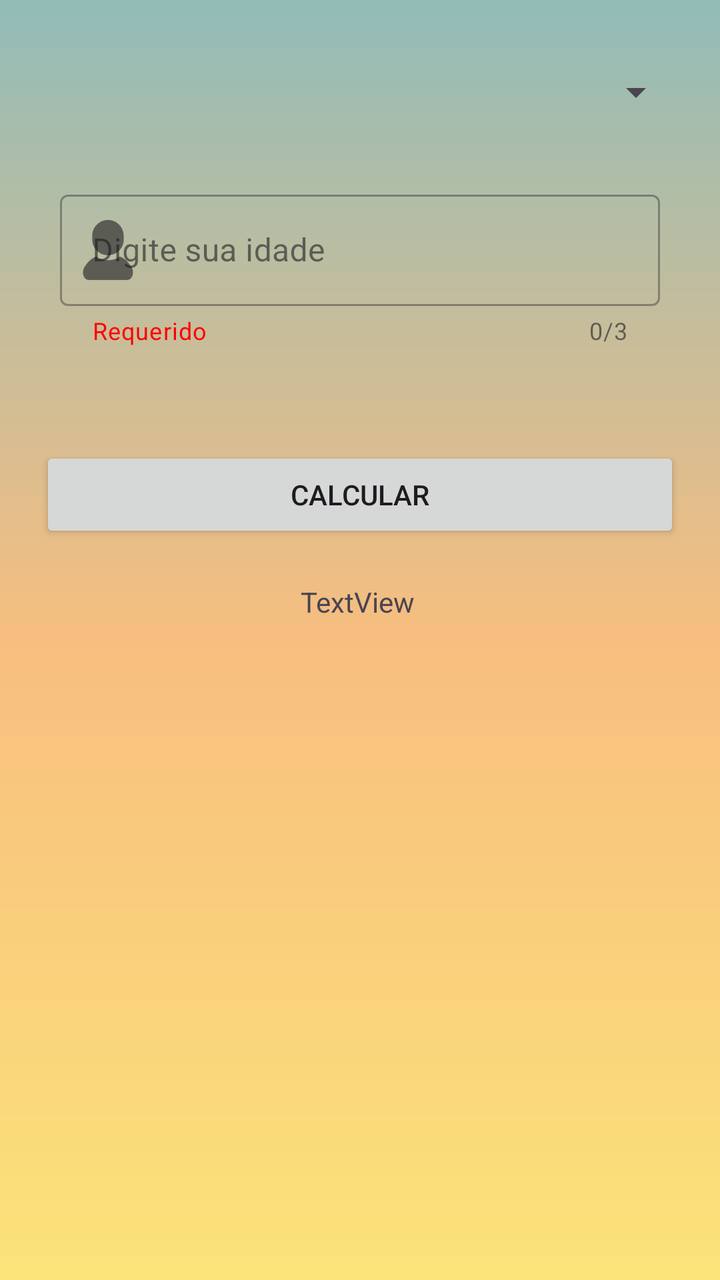
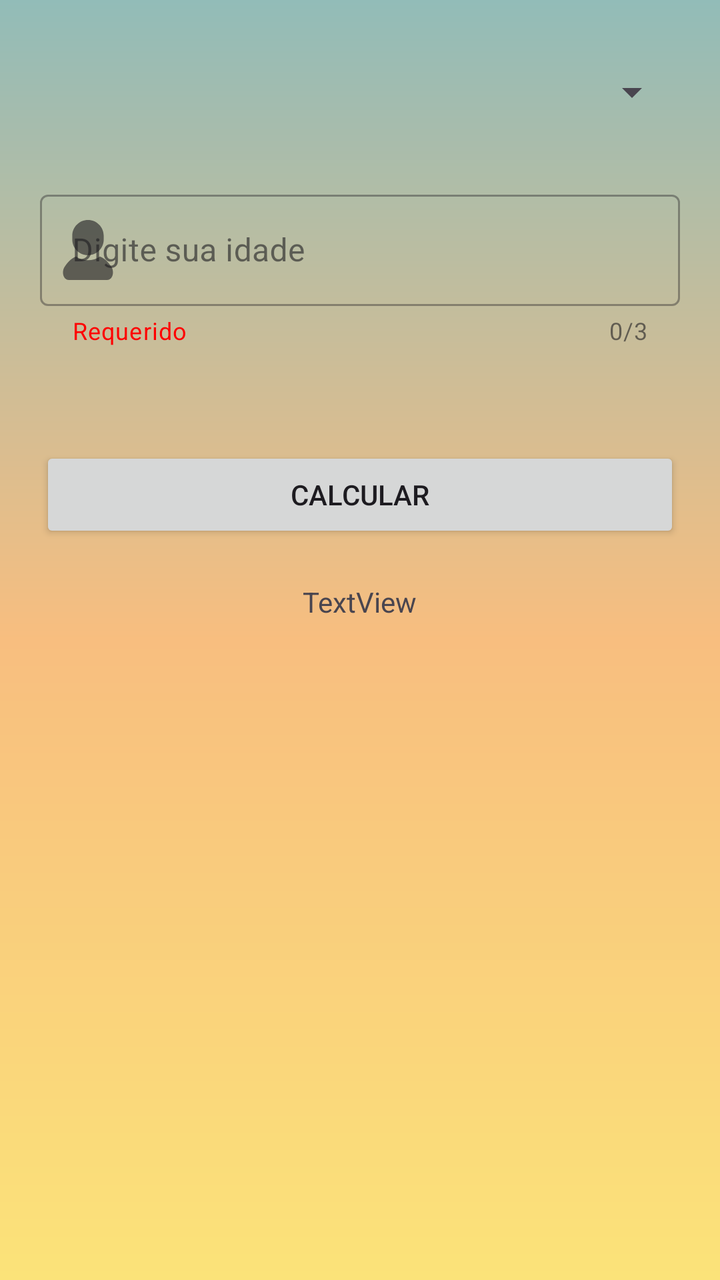

Two renders of the same Android screen: before a commit and after it. Below are the layout's source before the change and the commit's diff.
<!-- AndroidManifest.xml: application theme Theme.AppAposentadoria -->
<!-- res/layout/activity_main.xml -->
<?xml version="1.0" encoding="utf-8"?>
<androidx.constraintlayout.widget.ConstraintLayout
    xmlns:android="http://schemas.android.com/apk/res/android"
    xmlns:tools="http://schemas.android.com/tools"
    xmlns:app="http://schemas.android.com/apk/res-auto"
    android:id="@+id/main"
    android:layout_width="match_parent"
    android:layout_height="match_parent"
    android:background="@drawable/bgbackground"
    tools:context=".MainActivity">

    <Spinner
        android:id="@+id/escolha"
        android:layout_width="0dp"
        android:layout_height="wrap_content"
        android:layout_marginTop="30dp"
        android:padding="16dp"
        app:layout_constraintEnd_toStartOf="@+id/guiaDireira"
        app:layout_constraintStart_toStartOf="@+id/guiaEsquerda"
        app:layout_constraintTop_toTopOf="parent" />

    <com.google.android.material.textfield.TextInputLayout
        android:id="@+id/inputIdade"
        style="@style/Widget.MaterialComponents.TextInputLayout.OutlinedBox"
        android:layout_width="match_parent"
        android:layout_height="wrap_content"
        android:layout_margin="30dp"
        android:hint="@string/digite_sua_idade"
        app:counterEnabled="true"
        app:counterMaxLength="3"
        app:endIconMode="clear_text"
        app:helperText="@string/requerido"
        app:helperTextTextColor="@color/red"
        app:layout_constraintEnd_toStartOf="@+id/guiaDireira"
        app:layout_constraintStart_toStartOf="@+id/guiaEsquerda"
        app:layout_constraintTop_toBottomOf="@+id/escolha"
        app:startIconDrawable="@drawable/icpessoa">

        <com.google.android.material.textfield.TextInputEditText
            android:id="@+id/editIdade"
            android:layout_width="match_parent"
            android:layout_height="wrap_content"
            android:inputType="number"
            android:maxLength="3" />

    </com.google.android.material.textfield.TextInputLayout>

    <Button
        android:id="@+id/calcular"
        android:layout_width="match_parent"
        android:layout_height="wrap_content"
        android:layout_marginTop="50dp"
        android:layout_marginHorizontal="20dp"
        android:text="@string/calcular"
        app:layout_constraintEnd_toStartOf="@+id/guiaDireira"
        app:layout_constraintStart_toStartOf="@+id/guiaEsquerda"
        app:layout_constraintTop_toBottomOf="@+id/inputIdade" />

    <androidx.constraintlayout.widget.Guideline
        android:id="@+id/guiaEsquerda"
        android:layout_width="wrap_content"
        android:layout_height="wrap_content"
        android:orientation="vertical"
        app:layout_constraintGuide_percent="0.05" />

    <androidx.constraintlayout.widget.Guideline
        android:id="@+id/guiaDireira"
        android:layout_width="wrap_content"
        android:layout_height="wrap_content"
        android:orientation="vertical"
        app:layout_constraintGuide_percent="0.95" />

    <TextView
        android:id="@+id/textView"
        android:layout_width="wrap_content"
        android:layout_height="wrap_content"
        android:layout_marginTop="20dp"
        android:text="TextView"
        app:layout_constraintEnd_toStartOf="@+id/guiaDireira"
        app:layout_constraintHorizontal_bias="0.496"
        app:layout_constraintStart_toStartOf="@+id/guiaEsquerda"
        app:layout_constraintTop_toBottomOf="@+id/calcular" />
</androidx.constraintlayout.widget.ConstraintLayout>
<!-- resources referenced by this layout -->
<resources>
  <color name="red">#FF0000</color>
  <!-- drawable bgbackground (drawable) -->
  <?xml version="1.0" encoding="utf-8"?>
  <shape xmlns:android="http://schemas.android.com/apk/res/android"
      android:shape="rectangle">
  
      <gradient
          android:type="linear"
          android:startColor="@color/degrade1"
          android:centerColor="@color/degrade2"
          android:endColor="@color/degrade3"
          android:angle="50" />
  
  </shape>
  <!-- drawable icpessoa (drawable) -->
  <vector xmlns:android="http://schemas.android.com/apk/res/android" android:height="30dp" android:viewportHeight="512" android:viewportWidth="512" android:width="30dp">
        
      <path android:fillColor="#000000" android:pathData="M458.16,404.22c-18.93,-33.65 -49.93,-71.76 -100.41,-93.43c-28.87,20.2 -63.94,32.09 -101.75,32.09c-37.83,0 -72.9,-11.89 -101.77,-32.09c-50.47,21.67 -81.48,59.78 -100.4,93.43C28.73,448.85 48.42,512 91.84,512c43.43,0 164.16,0 164.16,0s120.73,0 164.15,0C463.58,512 483.27,448.85 458.16,404.22z"/>
        
      <path android:fillColor="#000000" android:pathData="M256.01,300.64c74.14,0 134.23,-60.11 134.23,-134.24v-32.16C390.24,60.11 330.15,0 256.01,0c-74.15,0 -134.25,60.11 -134.25,134.24V166.4C121.75,240.53 181.85,300.64 256.01,300.64z"/>
      
  </vector>
  <string name="calcular">Calcular</string>
  <string name="digite_sua_idade">Digite sua idade</string>
  <string name="requerido">Requerido</string>
  <style name="Theme.AppAposentadoria" parent="Base.Theme.AppAposentadoria" />
  <color name="degrade1">#92BCB8</color>
  <color name="degrade2">#F8BE7F</color>
  <color name="degrade3">#FBE379</color>
  <style name="Base.Theme.AppAposentadoria" parent="Theme.Material3.DayNight.NoActionBar">
          
          
      </style>
</resources>

<!-- the commit's change to res/layout/activity_main.xml (unified diff, before → after) -->
@@ -1,39 +1,36 @@
 <?xml version="1.0" encoding="utf-8"?>
-<androidx.constraintlayout.widget.ConstraintLayout
+<LinearLayout
     xmlns:android="http://schemas.android.com/apk/res/android"
     xmlns:tools="http://schemas.android.com/tools"
     xmlns:app="http://schemas.android.com/apk/res-auto"
     android:id="@+id/main"
     android:layout_width="match_parent"
     android:layout_height="match_parent"
+    android:orientation="vertical"
+    android:paddingStart="20dp"
+    android:paddingEnd="20dp"
     android:background="@drawable/bgbackground"
     tools:context=".MainActivity">
 
     <Spinner
         android:id="@+id/escolha"
-        android:layout_width="0dp"
+        android:layout_width="match_parent"
         android:layout_height="wrap_content"
         android:layout_marginTop="30dp"
-        android:padding="16dp"
-        app:layout_constraintEnd_toStartOf="@+id/guiaDireira"
-        app:layout_constraintStart_toStartOf="@+id/guiaEsquerda"
-        app:layout_constraintTop_toTopOf="parent" />
+        android:padding="16dp" />
 
     <com.google.android.material.textfield.TextInputLayout
         android:id="@+id/inputIdade"
         style="@style/Widget.MaterialComponents.TextInputLayout.OutlinedBox"
         android:layout_width="match_parent"
         android:layout_height="wrap_content"
-        android:layout_margin="30dp"
+        android:layout_marginTop="30dp"
         android:hint="@string/digite_sua_idade"
         app:counterEnabled="true"
         app:counterMaxLength="3"
         app:endIconMode="clear_text"
         app:helperText="@string/requerido"
         app:helperTextTextColor="@color/red"
-        app:layout_constraintEnd_toStartOf="@+id/guiaDireira"
-        app:layout_constraintStart_toStartOf="@+id/guiaEsquerda"
-        app:layout_constraintTop_toBottomOf="@+id/escolha"
         app:startIconDrawable="@drawable/icpessoa">
 
         <com.google.android.material.textfield.TextInputEditText
@@ -50,34 +47,14 @@
         android:layout_width="match_parent"
         android:layout_height="wrap_content"
         android:layout_marginTop="50dp"
-        android:layout_marginHorizontal="20dp"
-        android:text="@string/calcular"
-        app:layout_constraintEnd_toStartOf="@+id/guiaDireira"
-        app:layout_constraintStart_toStartOf="@+id/guiaEsquerda"
-        app:layout_constraintTop_toBottomOf="@+id/inputIdade" />
-
-    <androidx.constraintlayout.widget.Guideline
-        android:id="@+id/guiaEsquerda"
-        android:layout_width="wrap_content"
-        android:layout_height="wrap_content"
-        android:orientation="vertical"
-        app:layout_constraintGuide_percent="0.05" />
-
-    <androidx.constraintlayout.widget.Guideline
-        android:id="@+id/guiaDireira"
-        android:layout_width="wrap_content"
-        android:layout_height="wrap_content"
-        android:orientation="vertical"
-        app:layout_constraintGuide_percent="0.95" />
+        android:text="@string/calcular" />
 
     <TextView
         android:id="@+id/textView"
         android:layout_width="wrap_content"
         android:layout_height="wrap_content"
+        android:layout_gravity="center_horizontal"
         android:layout_marginTop="20dp"
-        android:text="TextView"
-        app:layout_constraintEnd_toStartOf="@+id/guiaDireira"
-        app:layout_constraintHorizontal_bias="0.496"
-        app:layout_constraintStart_toStartOf="@+id/guiaEsquerda"
-        app:layout_constraintTop_toBottomOf="@+id/calcular" />
-</androidx.constraintlayout.widget.ConstraintLayout>
+        android:text="TextView" />
+
+</LinearLayout>
